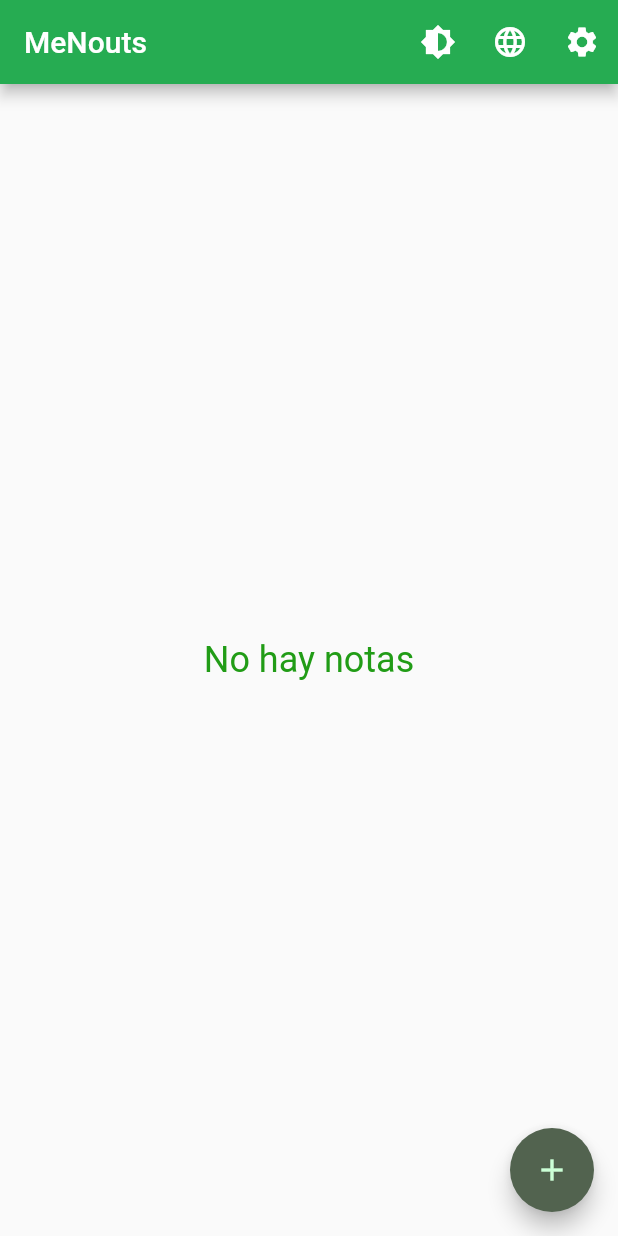
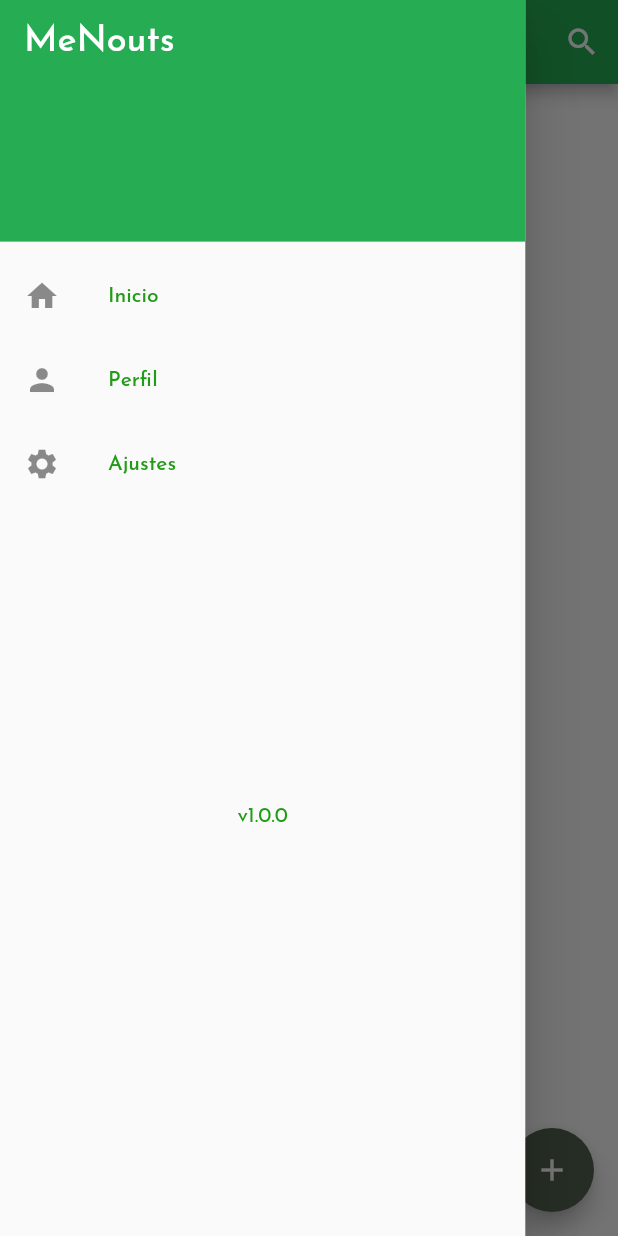
Before and after one commit to setlopez1999/menoute, a Flutter app: the screen it shows after launch, with the side drawer open (before the commit the screen has no drawer), on a phone screen of 412 x 824 dp. Run offline on Flutter 3.47's test engine with Material 3 defaults, Android fonts, the phone set to English and light mode, and no system bars; our stand-ins replace google_fonts, hive, hive_flutter; accounts and stored records are empty.

Commit message:
Agregado delete y hive para almacenamiento local, aparte se añadio orden en los compoenntes

```diff
--- a/lib/core/notes/notes_provider.dart
+++ b/lib/core/notes/notes_provider.dart
@@ -1,26 +1,36 @@
+import 'package:flutter/material.dart';
 import 'package:flutter/widgets.dart';
 import 'package:menouts/core/notes/note_model.dart';
-
+import 'package:hive/hive.dart';
 
 
 class NotesProvider extends ChangeNotifier{
-  final List<Note> _notes = [];
-  List<Note> get notes => _notes;
-  bool get isEmpty => _notes.isEmpty;
+  final Box _box = Hive.box('notesBox');
+  //final List<Note> _notes = [];
+
+
+  List<Note> get notes{
+    return _box.values
+        .map((e) => Note.fromMap(Map<String, dynamic>.from(e)))
+        .toList();
+  }
+  bool get isEmpty => _box.isEmpty;
 
   //Crear Nota
   void addNote(Note note) {
-    _notes.add(note);
+    _box.put(note.id, note.toMap());
     notifyListeners();
   }
   //Mostrar Nota
   //Actualizar Nota
   void updateNote(Note updateNota){
-    final index = _notes.indexWhere((n) => n.id == updateNota.id);
-    if(index != -1){
-      _notes[index] = updateNota;
-      notifyListeners();
-    }
+    _box.put(updateNota.id, updateNota.toMap());
+    notifyListeners();
+  }
+
+  void deleteNote(String id) {
+    _box.delete(id);
+    notifyListeners();
   }
   //Borrar Nota
 }
--- a/lib/core/theme/app_theme.dart
+++ b/lib/core/theme/app_theme.dart
@@ -3,7 +3,7 @@ import 'package:google_fonts/google_fonts.dart';
 
 class AppTheme {
   static ThemeData lighTheme = ThemeData(
-    textTheme: GoogleFonts.aBeeZeeTextTheme().apply(
+    textTheme: GoogleFonts.josefinSansTextTheme().apply(
       bodyColor: const Color.fromARGB(255, 33, 156, 22),//color de letra
       //displayColor: const Color.fromARGB(255, 11, 15, 253),
     ),
@@ -12,7 +12,9 @@ class AppTheme {
     colorScheme: ColorScheme.fromSeed(
       seedColor: const Color.fromARGB(255, 1, 255, 86),
       brightness: Brightness.light,
-      onSecondary: const Color.fromARGB(255, 203, 255, 214),//cruz blanca
+      onPrimary: const Color.fromARGB(255, 15, 128, 43),//letra blanca
+      onSecondary: const Color.fromARGB(255, 255, 255, 255),//cruz blanca
+      onPrimaryContainer: const Color.fromARGB(255, 207, 39, 39),
     ),
     appBarTheme: const AppBarTheme(
       backgroundColor: Color.fromARGB(255, 38, 172, 82),// color de fondo
@@ -21,7 +23,7 @@ class AppTheme {
   );
 
   static ThemeData darkTheme = ThemeData(
-    textTheme: GoogleFonts.aBeeZeeTextTheme().apply(
+    textTheme: GoogleFonts.josefinSansTextTheme().apply(
       bodyColor: Colors.white,
     ),
     useMaterial3: false,
@@ -29,6 +31,7 @@ class AppTheme {
     colorScheme: ColorScheme.fromSeed(
       seedColor: Colors.green,
       brightness: Brightness.dark,
+      onPrimary: const Color.fromARGB(255, 170, 170, 170)
     ),
     appBarTheme: const AppBarTheme(
       backgroundColor: Colors.black,
--- a/lib/screens/notes_home_screen.dart
+++ b/lib/screens/notes_home_screen.dart
@@ -4,48 +4,36 @@ import 'package:provider/provider.dart';
 import 'package:menouts/core/locale/app_locale.dart';
 import 'package:menouts/core/locale/locale_provider.dart';
 import 'package:menouts/core/notes/notes_provider.dart';
-import 'package:menouts/core/theme/theme_provider.dart';
 import 'package:menouts/widgets/empty_state.dart';
 import 'package:menouts/widgets/notes_list.dart';
 import 'package:menouts/screens/note_editor_screen.dart';
 
+import 'package:menouts/widgets/drawe_menu.dart';
+
 class NotesHomeScreen extends StatelessWidget {
-  const NotesHomeScreen({super.key});
-
+  const NotesHomeScreen({super.key});// Este es el constructor
+  // El método build es donde se construye la interfaz de usuario
   @override
   Widget build(BuildContext context) {
-    final themeProvider = context.read<ThemeProvider>();
+    // Accedemos a los proveedores necesarios
+    //
     final locale = context.watch<LocaleProvider>().locale;
     final texts = AppLocale(locale.languageCode);
     final notesProvider = context.watch<NotesProvider>();
 
     return Scaffold(
       appBar: AppBar(
+        backgroundColor: Theme.of(context).appBarTheme.backgroundColor,
         title: Text(texts.title),
         actions: [
           IconButton(
-            icon: const Icon(Icons.brightness_6),
-            onPressed: (){
-              themeProvider.toggleTheme();
-            },
-          ),
-          IconButton(
-            icon: const Icon(Icons.language),
-            onPressed: () {
-              context.read<LocaleProvider>().toggleLocale();
-            },
-          ),
-          IconButton(
-            icon: const Icon(Icons.settings),
+            icon: const Icon(Icons.search),
             onPressed: () {
               //context.read<LocaleProvider>().toggleLocale();
             },
           ),
         ],
       ),
-      //body: Center(
-      //  child: Text(texts.empty, style: Theme.of(context).textTheme.headlineSmall,),
-      //),
       body: notesProvider.isEmpty
         ? EmptyState(text: texts.empty)
         : NotesList(notes : notesProvider.notes),
@@ -60,6 +48,7 @@ class NotesHomeScreen extends StatelessWidget {
         },
         child: const Icon(Icons.add),
       ),
+      drawer: const DrawerMenu(),
     );
   }
 }
--- /dev/null
+++ b/lib/widgets/drawe_menu.dart
@@ -0,0 +1,82 @@
+import 'package:flutter/material.dart';
+import 'package:menouts/screens/notes_home_screen.dart';
+
+import 'package:menouts/screens/profile_screen.dart';
+import 'package:menouts/screens/settings_screen.dart';
+
+class DrawerMenu extends StatelessWidget {
+  const DrawerMenu({super.key});
+
+  @override
+  Widget build(BuildContext context) {
+    return Drawer(
+      width: MediaQuery.of(context).size.width * 0.85,
+      child: ListView(
+        padding: EdgeInsets.zero,
+        children: [
+          DrawerHeader(
+            decoration: BoxDecoration(
+              color: Theme.of(context).appBarTheme.backgroundColor,
+            ),
+            child: Text(
+              'MeNouts',
+              style: TextStyle(
+                color: Theme.of(context).appBarTheme.foregroundColor,
+                fontSize: 24,
+              ),
+            ),
+          ),
+          ListTile(
+            leading: const Icon(Icons.home),
+            title: const Text('Inicio'),
+            onTap: () {
+              Navigator.pop(context);
+              Navigator.push(
+                context,
+                MaterialPageRoute(
+                  builder: (_) => const NotesHomeScreen(),
+                ),
+              );
+            },
+          ),
+          ListTile(
+            leading: const Icon(Icons.person),
+            title: const Text('Perfil'),
+            onTap: () {
+              Navigator.pop(context);
+              Navigator.push(
+                context,
+                MaterialPageRoute(
+                  builder: (_) => const ProfileScreen(),
+                ),
+              );
+            },
+          ),
+          ListTile(
+            leading: const Icon(Icons.settings),
+            title: const Text('Ajustes'),
+            onTap: () {
+              Navigator.pop(context);
+              Navigator.push(
+                context,
+                MaterialPageRoute(
+                  builder: (_) => const SettingsScreen(),
+                ),
+              );
+            },
+          ),
+          Padding(
+            padding: const EdgeInsets.only(top: 200),
+            child: Text(
+              'v1.0.0',
+              textAlign: TextAlign.center,
+              style: TextStyle(
+                color: Theme.of(context).textTheme.bodyMedium?.color,
+              ),
+            ),
+          ),
+        ],
+      ),
+    );
+  }
+}
--- a/lib/widgets/notes_list.dart
+++ b/lib/widgets/notes_list.dart
@@ -14,6 +14,10 @@ class NotesList extends StatelessWidget{
         final note = notes[index];
 
         return ListTile(
+          //padding solo vertical
+          contentPadding: EdgeInsets.all(15.0),
+          //ahora margen
+          hoverColor: Theme.of(context).colorScheme.onPrimary  ,
           title: Text(
             note.title,
             style: Theme.of(context).textTheme.titleMedium,
--- a/pubspec.yaml
+++ b/pubspec.yaml
@@ -36,6 +36,8 @@ dependencies:
   cupertino_icons: ^1.0.8
   provider: ^6.1.5+1
   google_fonts: ^6.3.3
+  hive: ^2.2.3
+  hive_flutter: ^1.1.0
 
 dev_dependencies:
   flutter_test:
```
Also changed, not shown: lib/core/notes/note_model.dart (+16 -0 lines), lib/main.dart (+5 -2 lines), lib/screens/note_editor_screen.dart (+36 -0 lines), lib/screens/profile_screen.dart (added, +20 -0 lines), lib/screens/settings_screen.dart (+45 -0 lines), lib/screens/notes_screen.dart (deleted), pubspec.lock.
